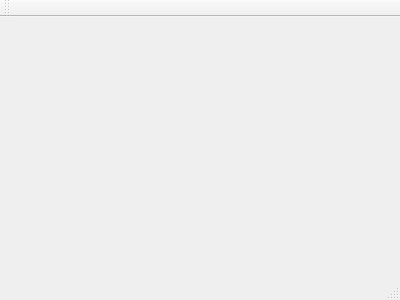
TeamJTM/hosto, file mainwindow.ui: the form before one commit.
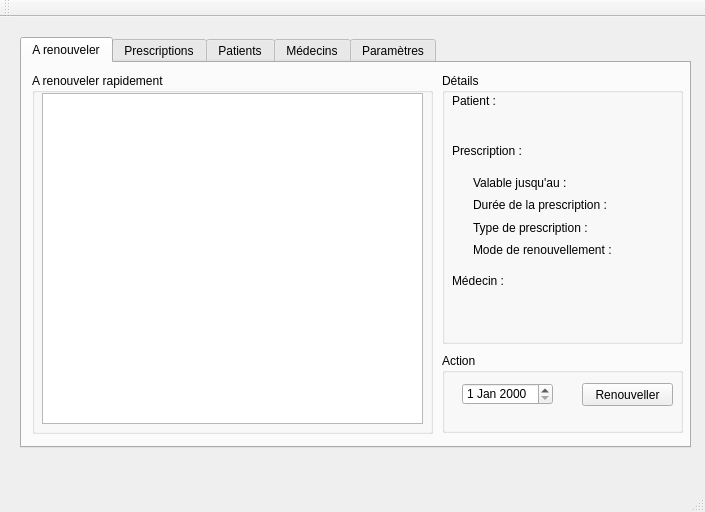
The form after the commit.

Patch:
```diff
--- a/mainwindow.ui
+++ b/mainwindow.ui
@@ -1,24 +1,318 @@
 <ui version="4.0">
  <class>MainWindow</class>
- <widget class="QMainWindow" name="MainWindow" >
-  <property name="geometry" >
+ <widget class="QMainWindow" name="MainWindow">
+  <property name="geometry">
    <rect>
     <x>0</x>
     <y>0</y>
-    <width>400</width>
-    <height>300</height>
+    <width>705</width>
+    <height>512</height>
    </rect>
   </property>
-  <property name="windowTitle" >
-   <string>MainWindow</string>
+  <property name="minimumSize">
+   <size>
+    <width>705</width>
+    <height>512</height>
+   </size>
   </property>
-  <widget class="QMenuBar" name="menuBar" />
-  <widget class="QToolBar" name="mainToolBar" />
-  <widget class="QWidget" name="centralWidget" />
-  <widget class="QStatusBar" name="statusBar" />
+  <property name="maximumSize">
+   <size>
+    <width>705</width>
+    <height>512</height>
+   </size>
+  </property>
+  <property name="windowTitle">
+   <string>Suivi des prescriptions</string>
+  </property>
+  <widget class="QWidget" name="centralWidget">
+   <widget class="QTabWidget" name="tabWidgetPrincipale">
+    <property name="geometry">
+     <rect>
+      <x>20</x>
+      <y>20</y>
+      <width>671</width>
+      <height>411</height>
+     </rect>
+    </property>
+    <property name="currentIndex">
+     <number>0</number>
+    </property>
+    <widget class="QWidget" name="tabRenouv">
+     <attribute name="title">
+      <string>A renouveler</string>
+     </attribute>
+     <widget class="QGroupBox" name="groupBoxRenouv">
+      <property name="geometry">
+       <rect>
+        <x>10</x>
+        <y>10</y>
+        <width>401</width>
+        <height>361</height>
+       </rect>
+      </property>
+      <property name="title">
+       <string>A renouveler rapidement</string>
+      </property>
+      <widget class="QTableView" name="tableViewRenouv">
+       <property name="geometry">
+        <rect>
+         <x>10</x>
+         <y>20</y>
+         <width>381</width>
+         <height>331</height>
+        </rect>
+       </property>
+      </widget>
+     </widget>
+     <widget class="QGroupBox" name="groupBoxDetails">
+      <property name="geometry">
+       <rect>
+        <x>420</x>
+        <y>10</y>
+        <width>241</width>
+        <height>271</height>
+       </rect>
+      </property>
+      <property name="title">
+       <string>Détails</string>
+      </property>
+      <widget class="QLabel" name="labelPatient">
+       <property name="geometry">
+        <rect>
+         <x>10</x>
+         <y>20</y>
+         <width>61</width>
+         <height>16</height>
+        </rect>
+       </property>
+       <property name="text">
+        <string>Patient :</string>
+       </property>
+      </widget>
+      <widget class="QLabel" name="labelPrescription">
+       <property name="geometry">
+        <rect>
+         <x>10</x>
+         <y>70</y>
+         <width>91</width>
+         <height>16</height>
+        </rect>
+       </property>
+       <property name="text">
+        <string>Prescription :</string>
+       </property>
+      </widget>
+      <widget class="QLabel" name="labelMedecin">
+       <property name="geometry">
+        <rect>
+         <x>10</x>
+         <y>200</y>
+         <width>71</width>
+         <height>16</height>
+        </rect>
+       </property>
+       <property name="text">
+        <string>Médecin :</string>
+       </property>
+      </widget>
+      <widget class="QLabel" name="labelPatientValue">
+       <property name="geometry">
+        <rect>
+         <x>20</x>
+         <y>40</y>
+         <width>211</width>
+         <height>16</height>
+        </rect>
+       </property>
+       <property name="text">
+        <string/>
+       </property>
+      </widget>
+      <widget class="QLabel" name="labelMedecinValue">
+       <property name="geometry">
+        <rect>
+         <x>20</x>
+         <y>220</y>
+         <width>211</width>
+         <height>16</height>
+        </rect>
+       </property>
+       <property name="text">
+        <string/>
+       </property>
+      </widget>
+      <widget class="QWidget" name="layoutWidget">
+       <property name="geometry">
+        <rect>
+         <x>20</x>
+         <y>90</y>
+         <width>216</width>
+         <height>106</height>
+        </rect>
+       </property>
+       <layout class="QHBoxLayout" name="horizontalLayout">
+        <item>
+         <layout class="QVBoxLayout" name="verticalLayout">
+          <item>
+           <widget class="QLabel" name="labelPresValable">
+            <property name="text">
+             <string>Valable jusqu'au :</string>
+            </property>
+           </widget>
+          </item>
+          <item>
+           <widget class="QLabel" name="labelPresDuree">
+            <property name="text">
+             <string>Durée de la prescription :</string>
+            </property>
+           </widget>
+          </item>
+          <item>
+           <widget class="QLabel" name="labelPresType">
+            <property name="text">
+             <string>Type de prescription :</string>
+            </property>
+           </widget>
+          </item>
+          <item>
+           <widget class="QLabel" name="labelPresModeRenouv">
+            <property name="text">
+             <string>Mode de renouvellement :</string>
+            </property>
+           </widget>
+          </item>
+         </layout>
+        </item>
+        <item>
+         <layout class="QVBoxLayout" name="verticalLayout_2">
+          <item>
+           <widget class="QLabel" name="labelPresValableValue">
+            <property name="text">
+             <string/>
+            </property>
+            <property name="scaledContents">
+             <bool>false</bool>
+            </property>
+            <property name="alignment">
+             <set>Qt::AlignCenter</set>
+            </property>
+           </widget>
+          </item>
+          <item>
+           <widget class="QLabel" name="labelPresDureeValue">
+            <property name="text">
+             <string/>
+            </property>
+            <property name="alignment">
+             <set>Qt::AlignCenter</set>
+            </property>
+           </widget>
+          </item>
+          <item>
+           <widget class="QLabel" name="labelPresTypeValue">
+            <property name="text">
+             <string/>
+            </property>
+            <property name="alignment">
+             <set>Qt::AlignCenter</set>
+            </property>
+           </widget>
+          </item>
+          <item>
+           <widget class="QLabel" name="labelPresModeRenouvValue">
+            <property name="text">
+             <string/>
+            </property>
+            <property name="alignment">
+             <set>Qt::AlignCenter</set>
+            </property>
+           </widget>
+          </item>
+         </layout>
+        </item>
+       </layout>
+      </widget>
+     </widget>
+     <widget class="QGroupBox" name="groupBoxActions">
+      <property name="geometry">
+       <rect>
+        <x>420</x>
+        <y>290</y>
+        <width>241</width>
+        <height>80</height>
+       </rect>
+      </property>
+      <property name="title">
+       <string>Action</string>
+      </property>
+      <widget class="QDateEdit" name="dateEditRenouveller">
+       <property name="geometry">
+        <rect>
+         <x>20</x>
+         <y>30</y>
+         <width>91</width>
+         <height>22</height>
+        </rect>
+       </property>
+      </widget>
+      <widget class="QPushButton" name="pushButtonRenouveller">
+       <property name="geometry">
+        <rect>
+         <x>140</x>
+         <y>30</y>
+         <width>91</width>
+         <height>23</height>
+        </rect>
+       </property>
+       <property name="text">
+        <string>Renouveller</string>
+       </property>
+      </widget>
+     </widget>
+    </widget>
+    <widget class="QWidget" name="tabPrescri">
+     <attribute name="title">
+      <string>Prescriptions</string>
+     </attribute>
+    </widget>
+    <widget class="QWidget" name="tabPatients">
+     <attribute name="title">
+      <string>Patients</string>
+     </attribute>
+    </widget>
+    <widget class="QWidget" name="tabMed">
+     <attribute name="title">
+      <string>Médecins</string>
+     </attribute>
+    </widget>
+    <widget class="QWidget" name="tabPara">
+     <attribute name="title">
+      <string>Paramètres</string>
+     </attribute>
+    </widget>
+   </widget>
+  </widget>
+  <widget class="QMenuBar" name="menuBar">
+   <property name="geometry">
+    <rect>
+     <x>0</x>
+     <y>0</y>
+     <width>705</width>
+     <height>29</height>
+    </rect>
+   </property>
+  </widget>
+  <widget class="QToolBar" name="mainToolBar">
+   <attribute name="toolBarArea">
+    <enum>TopToolBarArea</enum>
+   </attribute>
+   <attribute name="toolBarBreak">
+    <bool>false</bool>
+   </attribute>
+  </widget>
+  <widget class="QStatusBar" name="statusBar"/>
  </widget>
- <layoutDefault spacing="6" margin="11" />
- <pixmapfunction></pixmapfunction>
+ <layoutdefault spacing="6" margin="11"/>
  <resources/>
  <connections/>
 </ui>
```
Left out of the diff: 1 changed line with no effect on the pictures.
